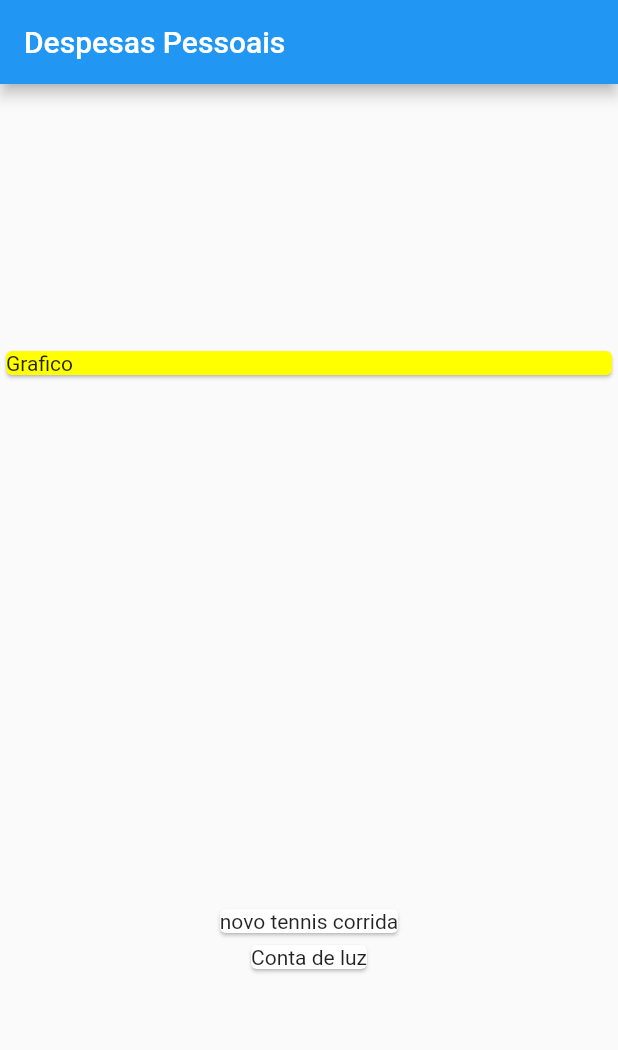
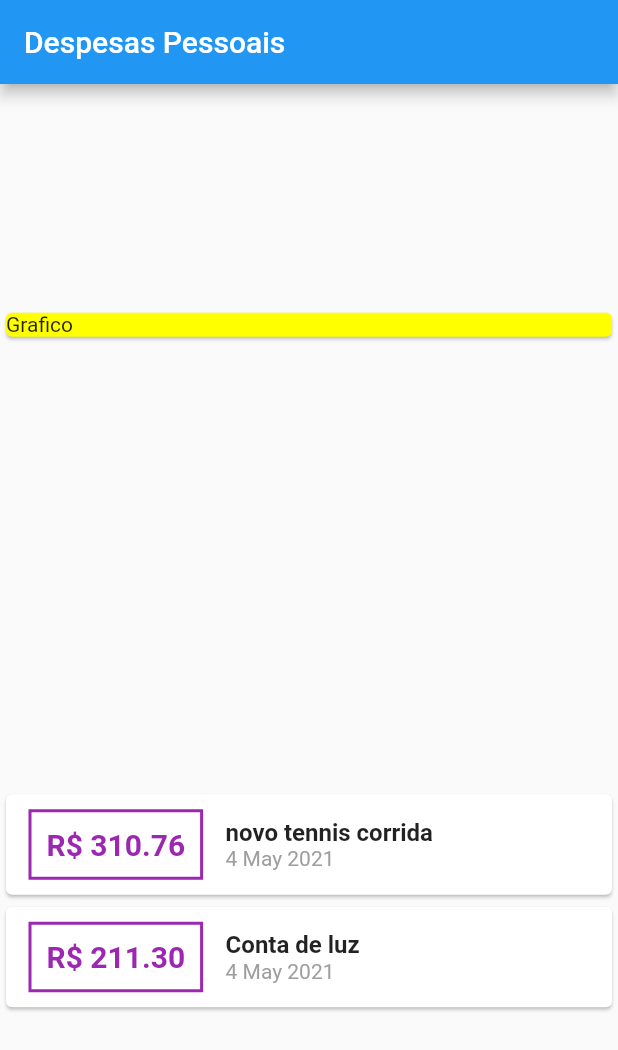
Before and after one commit to kcoelho79/expenses, a Flutter app: the screen it shows after launch, on a phone screen of 412 x 824 dp. Shown: the top 1050 px of the screen. Run offline on Flutter 3.47's test engine with Material 2 defaults, Android fonts, the phone set to English and light mode, and no system bars.

Commit message:
add intl

```diff
--- a/expenses/lib/main.dart
+++ b/expenses/lib/main.dart
@@ -1,5 +1,6 @@
 import 'package:expenses/moldes/transaction.dart';
 import 'package:flutter/material.dart';
+import 'package:intl/intl.dart';
 
 main() => runApp(ExpensesAPP());
 
@@ -44,7 +45,50 @@ class MyHomePage extends StatelessWidget {
           ),
           Column(
             children: _transactions.map((tr) {
-              return Card(child: Text(tr.title));
+              return Card(
+                child: Row(
+                  children: [
+                    Container(
+                      margin:
+                          EdgeInsets.symmetric(horizontal: 15, vertical: 10),
+                      decoration: BoxDecoration(
+                          border: Border.all(
+                        color: Colors.purple,
+                        width: 2,
+                      )),
+                      padding: EdgeInsets.all(10),
+                      child: Text(
+                        // interpolacao de string
+                        // 2 casas decimais
+                        'R\$ ${tr.value.toStringAsFixed(2)}',
+                        style: TextStyle(
+                          fontWeight: FontWeight.bold,
+                          fontSize: 20,
+                          color: Colors.purple,
+                        ),
+                      ),
+                    ),
+                    Column(
+                      crossAxisAlignment: CrossAxisAlignment.start,
+                      children: [
+                        Text(
+                          tr.title,
+                          style: TextStyle(
+                            fontSize: 16,
+                            fontWeight: FontWeight.bold,
+                          ),
+                        ),
+                        Text(
+                          DateFormat('d MMM y').format(tr.date),
+                          style: TextStyle(
+                            color: Colors.grey,
+                          ),
+                        ),
+                      ],
+                    )
+                  ],
+                ),
+              );
             }).toList(),
           ),
         ],
--- a/expenses/pubspec.yaml
+++ b/expenses/pubspec.yaml
@@ -23,6 +23,7 @@ environment:
 dependencies:
   flutter:
     sdk: flutter
+  intl: ^0.16.1
 
 
   # The following adds the Cupertino Icons font to your application.
```
